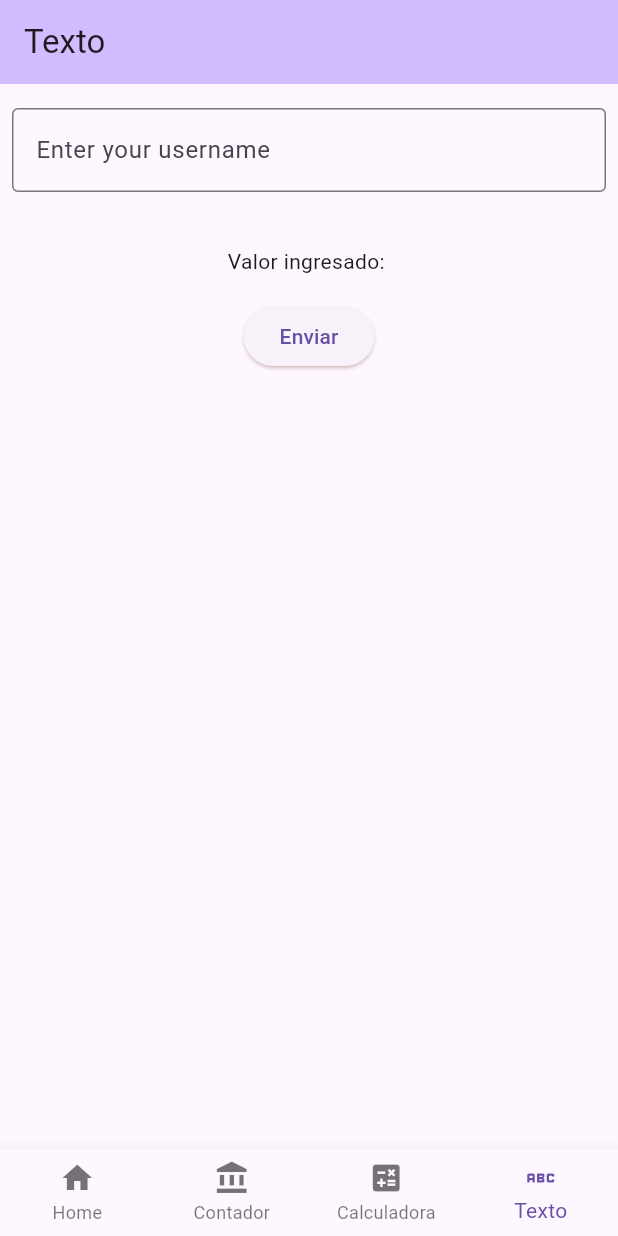
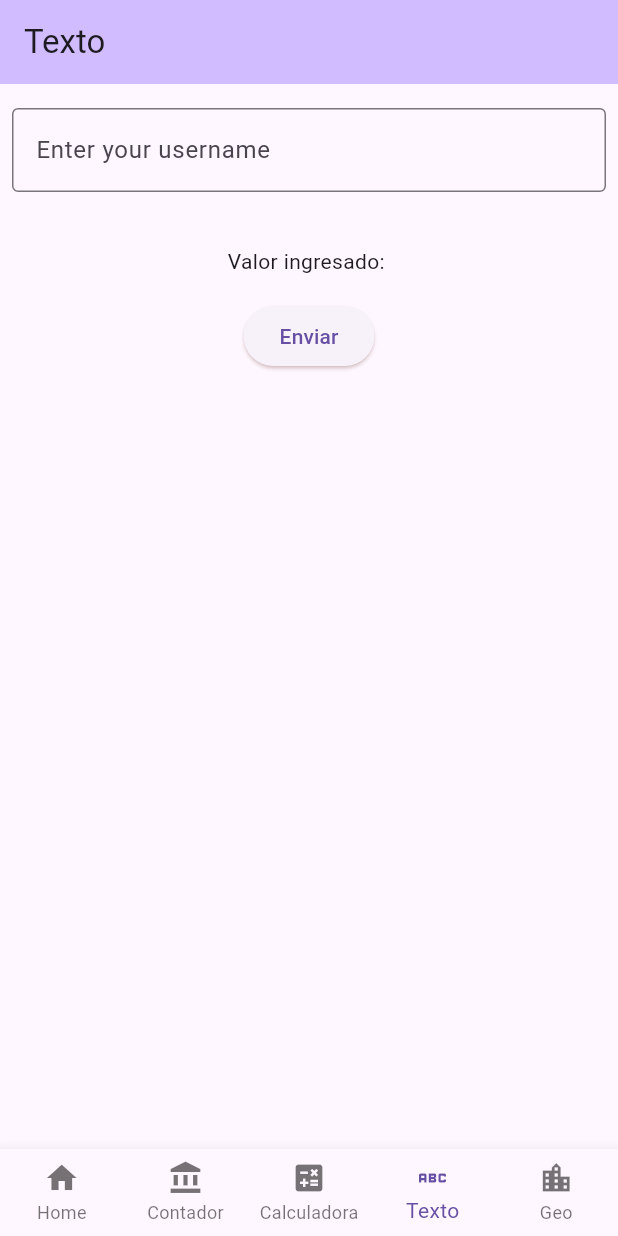
Before and after one commit to Zethuwu/ProgramacionMovil, a Flutter app: the screen it shows after launch, item 4 of the bottom bar chosen, after a tap on "Enviar", on a phone screen of 412 x 824 dp. Run offline on Flutter 3.47's test engine with Material 3 defaults, Android fonts, the phone set to English and light mode, and no system bars; our stand-ins replace geolocator.

```diff
--- a/lib/Navegador.dart
+++ b/lib/Navegador.dart
@@ -1,3 +1,4 @@
+import 'package:curso/vistas/geo.dart';
 import'package:flutter/material.dart';
 import 'vistas/calculadora.dart';
 import 'Contador.dart';
@@ -17,7 +18,6 @@ class _NavegadorState extends State<Navegador>{
     const Home(
       titulo: "Home",
     ),
-
     const Contador(
           title: "Contador",
     ),
@@ -26,6 +26,10 @@ class _NavegadorState extends State<Navegador>{
     ),
     const Texto(
         titulo: "Texto",
+    ),
+    const Geo(
+       titulo: "GeoLocate",
+
     )
     ];
   void _onItemTapped(int index) {
@@ -54,6 +58,10 @@ class _NavegadorState extends State<Navegador>{
             BottomNavigationBarItem(
                 icon: Icon(Icons.abc),
                 label: "Texto"),
+            BottomNavigationBarItem(
+                icon: Icon(Icons.location_city),
+              label: "Geo",
+            )
           ],
           currentIndex: _indice,
           onTap: _onItemTapped,
--- a/lib/vistas/Texto.dart
+++ b/lib/vistas/Texto.dart
@@ -21,7 +21,7 @@ class MyModel extends ChangeNotifier {
 }
 
 class _TextoState extends State<Texto>{
-
+  String value = "";
   @override
   Widget build(BuildContext context) {
     final myModel = Provider.of<MyModel>(context);
@@ -58,7 +58,9 @@ class _TextoState extends State<Texto>{
                    style: ElevatedButton.styleFrom(
                      shadowColor: const Color.fromARGB(150, 195, 132, 118)
                    ),
-                   onPressed: () {},
+                   onPressed: () {
+                     value = "";
+                   },
                    child: const Text( "Enviar"),
                  ),
             ),
--- a/pubspec.yaml
+++ b/pubspec.yaml
@@ -32,6 +32,7 @@ dependencies:
     sdk: flutter
   shared_preferences: ^2.2.2
   provider: ^6.1.1
+  geolocator: ^7.6.2
 
   # The following adds the Cupertino Icons font to your application.
   # Use with the CupertinoIcons class for iOS style icons.
```
Also changed, not shown: lib/vistas/geo.dart (added, +84 -0 lines), pubspec.lock.
